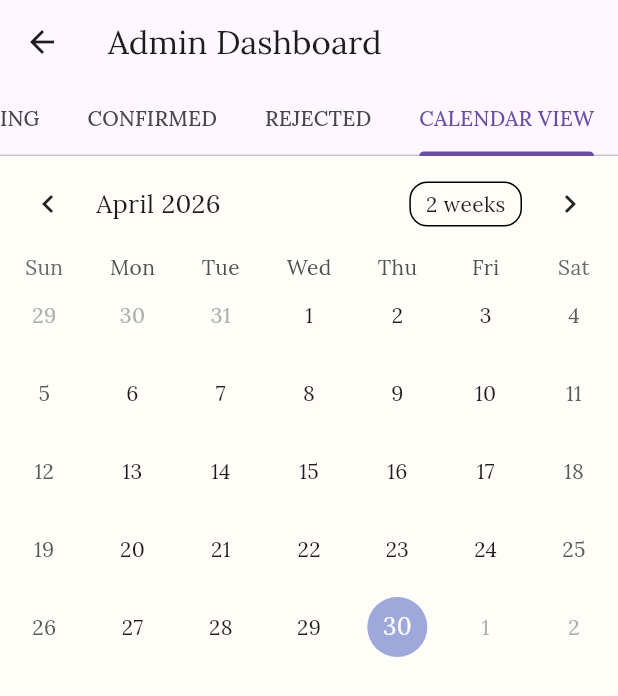
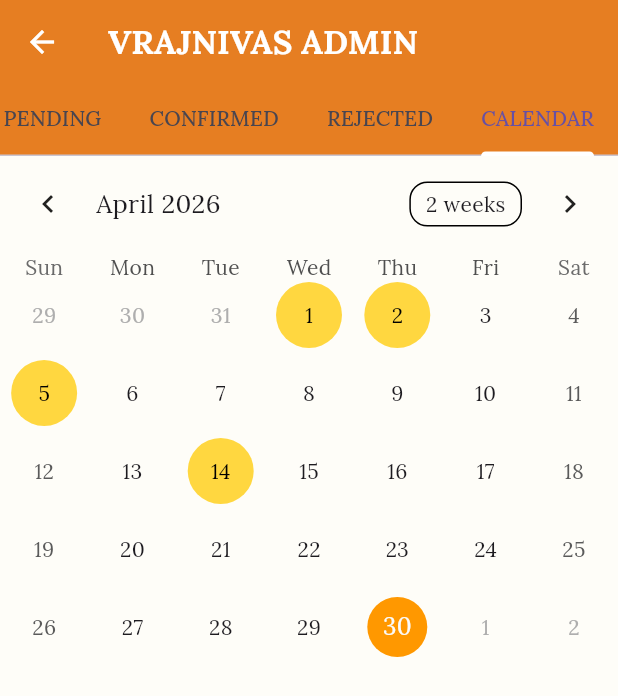
Before and after one commit to Dhruvrughani-cmd/Harikrushna_Group_Rajkot, a Flutter app: the AdminDashboard screen opened by its route, tab 4 chosen, on a phone screen of 412 x 824 dp. Shown: the top 696 px of the screen. Run offline on Flutter 3.47's test engine with Material 3 defaults, Android fonts, the phone set to English and light mode, and no system bars; drawn by our look-alikes of table_calendar; our stand-ins replace cloud_firestore, firebase_core, google_fonts, permission_handler; accounts and stored records are empty.

Commit message:
Update admin_dashboard.dart

```diff
--- a/lib/screens/admin_dashboard.dart
+++ b/lib/screens/admin_dashboard.dart
@@ -1,6 +1,7 @@
 import 'package:flutter/material.dart';
 import 'package:cloud_firestore/cloud_firestore.dart';
-import 'package:table_calendar/table_calendar.dart'; // આ માટે pubspec માં table_calendar ઉમેરવું પડશે
+import 'package:table_calendar/table_calendar.dart';
+import '../services/holiday_data.dart'; // રજાઓના લિસ્ટ માટે
 
 class AdminDashboard extends StatefulWidget {
   const AdminDashboard({super.key});
@@ -11,7 +12,6 @@ class AdminDashboard extends StatefulWidget {
 
 class _AdminDashboardState extends State<AdminDashboard> with SingleTickerProviderStateMixin {
   late TabController _tabController;
-  final List<String> adminNumbers = ['94097773955', '8799651611'];
 
   @override
   void initState() {
@@ -19,22 +19,98 @@ class _AdminDashboardState extends State<AdminDashboard> with SingleTickerProvid
     _tabController = TabController(length: 4, vsync: this);
   }
 
-  // રિજેક્ટ કરવાનું ફંક્શન (રીઝન સાથે)
-  void _rejectBooking(String docId) {
+  @override
+  Widget build(BuildContext context) {
+    return Scaffold(
+      appBar: AppBar(
+        title: const Text("VRAJNIVAS ADMIN", style: TextStyle(fontWeight: FontWeight.bold)),
+        backgroundColor: const Color(0xFFE67E22),
+        foregroundColor: Colors.white,
+        bottom: TabBar(
+          controller: _tabController,
+          isScrollable: true,
+          indicatorColor: Colors.white,
+          tabs: const [
+            Tab(text: "PENDING"),
+            Tab(text: "CONFIRMED"),
+            Tab(text: "REJECTED"),
+            Tab(text: "CALENDAR"),
+          ],
+        ),
+      ),
+      body: TabBarView(
+        controller: _tabController,
+        children: [
+          _buildBookingList('PENDING'),
+          _buildBookingList('CONFIRMED'),
+          _buildBookingList('REJECTED'),
+          const AdminCalendarTab(), // કેલેન્ડર પેજ
+        ],
+      ),
+    );
+  }
+
+  // બુકિંગ લિસ્ટ બતાવવા માટેનું ફંક્શન
+  Widget _buildBookingList(String status) {
+    return StreamBuilder(
+      stream: FirebaseFirestore.instance
+          .collection('bookings')
+          .where('status', isEqualTo: status)
+          .snapshots(),
+      builder: (context, snapshot) {
+        if (!snapshot.hasData) return const Center(child: CircularProgressIndicator());
+        var docs = snapshot.data!.docs;
+
+        if (docs.isEmpty) return const Center(child: Text("No records found"));
+
+        return ListView.builder(
+          itemCount: docs.length,
+          itemBuilder: (context, index) {
+            var data = docs[index].data();
+            return Card(
+              margin: const EdgeInsets.symmetric(horizontal: 15, vertical: 8),
+              child: ListTile(
+                title: Text(data['full_name'] ?? "Unknown", style: const TextStyle(fontWeight: FontWeight.bold)),
+                subtitle: Text("ID: ${docs[index].id.substring(0, 8)} | Guest: ${data['total_guests']}"),
+                trailing: status == 'PENDING' ? _buildActionButtons(docs[index].id) : null,
+              ),
+            );
+          },
+        );
+      },
+    );
+  }
+
+  // Approve/Reject બટન્સ
+  Widget _buildActionButtons(String docId) {
+    return Row(
+      mainAxisSize: MainAxisSize.min,
+      children: [
+        IconButton(
+          icon: const Icon(Icons.check_circle, color: Colors.green),
+          onPressed: () => FirebaseFirestore.instance.collection('bookings').doc(docId).update({'status': 'CONFIRMED'}),
+        ),
+        IconButton(
+          icon: const Icon(Icons.cancel, color: Colors.red),
+          onPressed: () => _showRejectDialog(docId),
+        ),
+      ],
+    );
+  }
+
+  // રિજેક્ટ કરવાનું ડાયલોગ બોક્સ
+  void _showRejectDialog(String docId) {
     TextEditingController reasonController = TextEditingController();
     showDialog(
       context: context,
       builder: (context) => AlertDialog(
-        title: const Text("Reject Request"),
-        content: TextField(
-          controller: reasonController,
-          decoration: const InputDecoration(hintText: "Enter reason for rejection"),
-        ),
+        title: const Text("Reason for Rejection"),
+        content: TextField(controller: reasonController, decoration: const InputDecoration(hintText: "Enter reason")),
         actions: [
           TextButton(onPressed: () => Navigator.pop(context), child: const Text("Cancel")),
           ElevatedButton(
-            onPressed: () async {
-              await FirebaseFirestore.instance.collection('bookings').doc(docId).update({
+            onPressed: () {
+              FirebaseFirestore.instance.collection('bookings').doc(docId).update({
                 'status': 'REJECTED',
                 'rejection_reason': reasonController.text,
               });
@@ -46,90 +122,61 @@ class _AdminDashboardState extends State<AdminDashboard> with SingleTickerProvid
       ),
     );
   }
+}
+
+// ખાસ કેલેન્ડર વ્યુ માટેનો ક્લાસ
+class AdminCalendarTab extends StatelessWidget {
+  const AdminCalendarTab({super.key});
 
   @override
   Widget build(BuildContext context) {
-    return Scaffold(
-      appBar: AppBar(
-        title: const Text("Admin Dashboard"),
-        bottom: TabBar(
-          controller: _tabController,
-          isScrollable: true,
-          tabs: const [
-            Tab(text: "PENDING"),
-            Tab(text: "CONFIRMED"),
-            Tab(text: "REJECTED"),
-            Tab(text: "CALENDAR VIEW"),
-          ],
-        ),
-      ),
-      body: TabBarView(
-        controller: _tabController,
-        children: [
-          _buildBookingList('PENDING'),
-          _buildBookingList('CONFIRMED'),
-          _buildBookingList('REJECTED'),
-          const AdminCalendarView(),
-        ],
-      ),
-    );
-  }
-
-  // બુકિંગ લિસ્ટ બિલ્ડર
-  Widget _buildBookingList(String status) {
     return StreamBuilder(
-      stream: FirebaseFirestore.instance
-          .collection('bookings')
-          .where('status', isEqualTo: status)
-          .snapshots(),
+      stream: FirebaseFirestore.instance.collection('bookings').where('status', isEqualTo: 'CONFIRMED').snapshots(),
       builder: (context, snapshot) {
         if (!snapshot.hasData) return const Center(child: CircularProgressIndicator());
-        var docs = snapshot.data!.docs;
-        return ListView.builder(
-          itemCount: docs.length,
-          itemBuilder: (context, index) {
-            var data = docs[index].data();
-            return Card(
-              margin: const EdgeInsets.all(10),
-              child: ListTile(
-                title: Text(data['full_name'] ?? "No Name"),
-                subtitle: Text("Status: ${data['status']}"),
-                trailing: status == 'PENDING' ? Row(
-                  mainAxisSize: MainAxisSize.min,
-                  children: [
-                    IconButton(
-                      icon: const Icon(Icons.check, color: Colors.green),
-                      onPressed: () => FirebaseFirestore.instance
-                          .collection('bookings')
-                          .doc(docs[index].id)
-                          .update({'status': 'CONFIRMED'}),
-                    ),
-                    IconButton(
-                      icon: const Icon(Icons.close, color: Colors.red),
-                      onPressed: () => _rejectBooking(docs[index].id),
-                    ),
-                  ],
-                ) : null,
-              ),
-            );
-          },
+
+        // કન્ફર્મ થયેલી તારીખોનું લિસ્ટ બનાવો
+        List<DateTime> confirmedDates = snapshot.data!.docs.map((doc) {
+          return (doc['check_in'] as Timestamp).toDate();
+        }).toList();
+
+        return TableCalendar(
+          firstDay: DateTime.utc(2026, 1, 1),
+          lastDay: DateTime.utc(2026, 12, 31),
+          focusedDay: DateTime.now(),
+          calendarStyle: const CalendarStyle(
+            todayDecoration: BoxDecoration(color: Colors.orange, shape: BoxShape.circle),
+          ),
+          // રજાઓ અને બુકિંગ માટેની સ્પેશિયલ ડિઝાઇન
+          calendarBuilders: CalendarBuilders(
+            defaultBuilder: (context, day, focusedDay) {
+              // ૧. ચેક કરો કે આ દિવસે કોઈ રજા છે?
+              String? holiday = HolidayData.getHoliday(day);
+              if (holiday != null) {
+                return Container(
+                  margin: const EdgeInsets.all(4),
+                  alignment: Alignment.center,
+                  decoration: const BoxDecoration(color: Colors.amberAccent, shape: BoxShape.circle),
+                  child: Text(day.day.toString(), style: const TextStyle(color: Colors.black)),
+                );
+              }
+
+              // ૨. ચેક કરો કે આ દિવસે કોઈ બુકિંગ કન્ફર્મ છે? (Green Color)
+              for (var date in confirmedDates) {
+                if (isSameDay(date, day)) {
+                  return Container(
+                    margin: const EdgeInsets.all(4),
+                    alignment: Alignment.center,
+                    decoration: const BoxDecoration(color: Colors.green, shape: BoxShape.circle),
+                    child: Text(day.day.toString(), style: const TextStyle(color: Colors.white)),
+                  );
+                }
+              }
+              return null;
+            },
+          ),
         );
       },
     );
   }
 }
-
-// કેલેન્ડર વ્યુ માટે અલગ ક્લાસ
-class AdminCalendarView extends StatelessWidget {
-  const AdminCalendarView({super.key});
-
-  @override
-  Widget build(BuildContext context) {
-    return TableCalendar(
-      firstDay: DateTime.utc(2026, 1, 1),
-      lastDay: DateTime.utc(2026, 12, 31),
-      focusedDay: DateTime.now(),
-      // અહીં આપણે ઇવેન્ટ્સ અને હોલીડેઝ લોડ કરી શકીએ
-    );
-  }
-}
```
